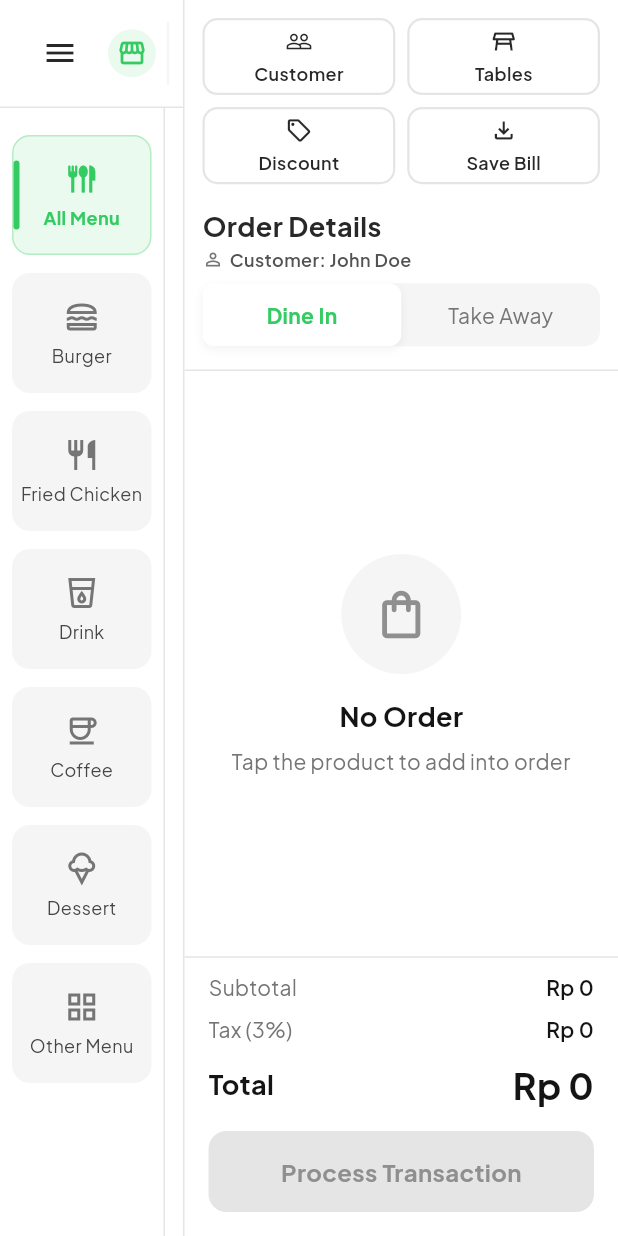
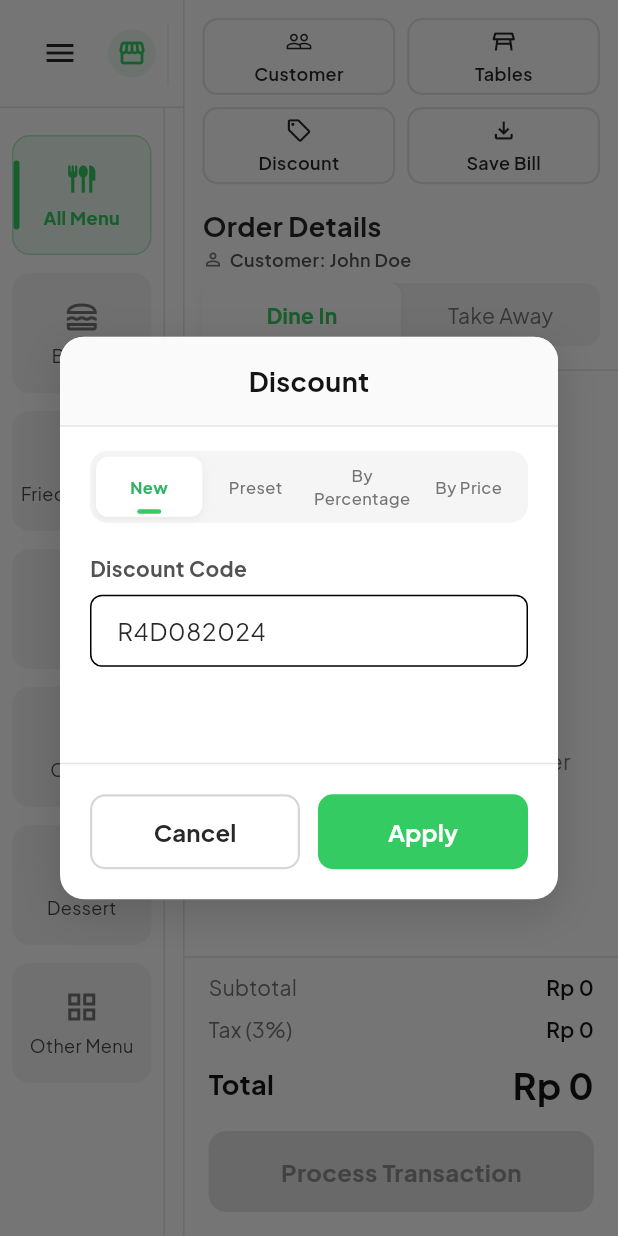
Before and after one commit to sayyidusy15/POS_HajiWongHalal, a Flutter app: the PosDashboardScreen screen opened directly, after a tap on the "menu" icon, after a tap on "Tables", after a tap on "Discount", on a phone screen of 412 x 824 dp. Run offline on Flutter 3.47's test engine with Material 3 defaults, Android fonts, the phone set to English and light mode, and no system bars; our stand-ins replace google_fonts.

Commit message:
discount pop up

```diff
--- a/lib/presentation/screens/pos_dashboard_screen.dart
+++ b/lib/presentation/screens/pos_dashboard_screen.dart
@@ -6,6 +6,7 @@ import '../widgets/app_button.dart';
 import '../widgets/payment_modal.dart';
 import '../widgets/product_detail_modal.dart';
 import '../widgets/pos_navigation_drawer.dart';
+import '../widgets/discount_modal.dart';
 import 'pos_tables_screen.dart';
 
 class Product {
@@ -50,6 +51,10 @@ class _PosDashboardScreenState extends State<PosDashboardScreen> {
   bool _showToast = false;
   String _toastTitle = '';
   String _toastSubtitle = '';
+  String? _toastHighlightText;
+
+  // Active Discount
+  DiscountResult? _appliedDiscount;
 
   // Keranjang Belanja Dinamis
   final List<OrderItem> _cart = [];
@@ -127,6 +132,7 @@ class _PosDashboardScreenState extends State<PosDashboardScreen> {
   void _clearCart() {
     setState(() {
       _cart.clear();
+      _appliedDiscount = null; // Clear discount when clearing cart
     });
   }
 
@@ -134,12 +140,17 @@ class _PosDashboardScreenState extends State<PosDashboardScreen> {
     return _cart.fold(0.0, (sum, item) => sum + (item.product.price * item.quantity));
   }
 
+  double get _discountAmount {
+    if (_appliedDiscount == null) return 0.0;
+    return _appliedDiscount!.discountAmount.clamp(0.0, _subtotal);
+  }
+
   double get _tax {
-    return _subtotal * 0.03; // Pajak 3%
+    return (_subtotal - _discountAmount) * 0.03; // Pajak 3% dihitung setelah diskon
   }
 
   double get _total {
-    return _subtotal + _tax;
+    return (_subtotal - _discountAmount) + _tax;
   }
 
   // Mendapatkan kuantitas item produk tertentu yang ada di keranjang (termasuk variasi kustom)
@@ -180,6 +191,7 @@ class _PosDashboardScreenState extends State<PosDashboardScreen> {
                 _showToast = true;
                 _toastTitle = 'Table Selected';
                 _toastSubtitle = 'Order set for table: $formattedNum';
+                _toastHighlightText = null;
               });
             });
           }
@@ -228,6 +240,7 @@ class _PosDashboardScreenState extends State<PosDashboardScreen> {
                   child: _CustomSuccessToast(
                     title: _toastTitle,
                     subtitle: _toastSubtitle,
+                    highlightText: _toastHighlightText,
                     onDismiss: () {
                       setState(() {
                         _showToast = false;
@@ -626,12 +639,47 @@ class _PosDashboardScreenState extends State<PosDashboardScreen> {
                           _showToast = true;
                           _toastTitle = 'Table Selected';
                           _toastSubtitle = 'Order set for table: $formattedNum';
+                          _toastHighlightText = null;
                         });
                       });
                     }
                   }
                 }),
-                _buildActionGridButton('Discount', Icons.local_offer_outlined, () {}),
+                _buildActionGridButton('Discount', Icons.local_offer_outlined, () async {
+                  final DiscountResult? result = await showDialog<DiscountResult>(
+                    context: context,
+                    builder: (ctx) => DiscountModal(subtotal: _subtotal),
+                  );
+                  if (result != null) {
+                    setState(() {
+                      _appliedDiscount = result;
+                      _showToast = false;
+                    });
+                    if (mounted) {
+                      WidgetsBinding.instance.addPostFrameCallback((_) {
+                        setState(() {
+                          _showToast = true;
+                          _toastTitle = 'Discount Applied';
+
+                          // Format highlight text e.g., "25% off" or "$5.00 off" or "Code R4D082024"
+                          if (result.type == 'preset') {
+                            _toastHighlightText = '${result.value.replaceAll('-', '').trim()} off';
+                            _toastSubtitle = '(${result.name})';
+                          } else if (result.type == 'percentage') {
+                            _toastHighlightText = '${result.value} off';
+                            _toastSubtitle = '(Percentage Discount)';
+                          } else if (result.type == 'price') {
+                            _toastHighlightText = '${result.value} off';
+                            _toastSubtitle = '(Price Discount)';
+                          } else if (result.type == 'code') {
+                            _toastHighlightText = 'Code ${result.value}';
+                            _toastSubtitle = '(Discount Code)';
+                          }
+                        });
+                      });
+                    }
+                  }
+                }),
                 _buildActionGridButton('Save Bill', Icons.file_download_outlined, () {}),
               ],
             ),
@@ -741,6 +789,13 @@ class _PosDashboardScreenState extends State<PosDashboardScreen> {
               children: [
                 _buildReceiptRow('Subtotal', _formatRupiah(_subtotal)),
                 const SizedBox(height: 8),
+                if (_appliedDiscount != null) ...[
+                  _buildReceiptRow(
+                    'Discount (${_appliedDiscount!.name == "Discount Code" ? _appliedDiscount!.value : _appliedDiscount!.name})',
+                    '- ' + _formatRupiah(_discountAmount),
+                  ),
+                  const SizedBox(height: 8),
+                ],
                 _buildReceiptRow('Tax (3%)', _formatRupiah(_tax)),
                 const SizedBox(height: 12),
                 Row(
@@ -787,6 +842,7 @@ class _PosDashboardScreenState extends State<PosDashboardScreen> {
                         setState(() {
                           _cart.clear();
                           _selectedTable = null;
+                          _appliedDiscount = null;
                           _showToast = false;
                         });
                         if (mounted) {
@@ -795,6 +851,7 @@ class _PosDashboardScreenState extends State<PosDashboardScreen> {
                               _showToast = true;
                               _toastTitle = 'Transaction Success';
                               _toastSubtitle = 'Transaksi Berhasil Diproses!';
+                              _toastHighlightText = null;
                             });
                           });
                         }
@@ -988,10 +1045,14 @@ class _PosDashboardScreenState extends State<PosDashboardScreen> {
     return Row(
       mainAxisAlignment: MainAxisAlignment.spaceBetween,
       children: [
-        Text(
+        Expanded(
+          child: Text(
             label,
+            overflow: TextOverflow.ellipsis,
             style: AppTypography.bodySRegular.copyWith(color: AppColors.neutral500),
           ),
+        ),
+        const SizedBox(width: 8),
         Text(
           value,
           style: AppTypography.bodySRegular.copyWith(
@@ -1008,11 +1069,13 @@ class _PosDashboardScreenState extends State<PosDashboardScreen> {
 class _CustomSuccessToast extends StatefulWidget {
   final String title;
   final String subtitle;
+  final String? highlightText;
   final VoidCallback onDismiss;
 
   const _CustomSuccessToast({
     required this.title,
     required this.subtitle,
+    this.highlightText,
     required this.onDismiss,
   });
 
@@ -1100,6 +1163,28 @@ class _CustomSuccessToastState extends State<_CustomSuccessToast> with SingleTic
                         ),
                       ),
                       const SizedBox(height: 2),
+                      if (widget.highlightText != null)
+                        RichText(
+                          text: TextSpan(
+                            children: [
+                              TextSpan(
+                                text: widget.highlightText,
+                                style: AppTypography.bodyXsRegular.copyWith(
+                                  color: AppColors.error500, // pink/orange color
+                                  fontWeight: FontWeight.bold,
+                                ),
+                              ),
+                              const TextSpan(text: ' '),
+                              TextSpan(
+                                text: widget.subtitle,
+                                style: AppTypography.bodyXsRegular.copyWith(
+                                  color: AppColors.neutral600,
+                                ),
+                              ),
+                            ],
+                          ),
+                        )
+                      else
                         Text(
                           widget.subtitle,
                           style: AppTypography.bodyXsRegular.copyWith(
--- /dev/null
+++ b/lib/presentation/widgets/discount_modal.dart
@@ -0,0 +1,491 @@
+import 'package:flutter/material.dart';
+import '../../core/theme/app_colors.dart';
+import '../../core/theme/app_typography.dart';
+
+class DiscountResult {
+  final String name;
+  final String value;
+  final String type; // 'code', 'preset', 'percentage', 'price'
+  final double discountAmount; // computed discount amount or raw value depending on type
+
+  const DiscountResult({
+    required this.name,
+    required this.value,
+    required this.type,
+    required this.discountAmount,
+  });
+}
+
+class DiscountModal extends StatefulWidget {
+  final double subtotal;
+  const DiscountModal({super.key, required this.subtotal});
+
+  @override
+  State<DiscountModal> createState() => _DiscountModalState();
+}
+
+class _DiscountModalState extends State<DiscountModal> {
+  String _activeTab = 'New'; // 'New', 'Preset', 'By Percentage', 'By Price'
+
+  // Tab controllers & states
+  final TextEditingController _codeController = TextEditingController(text: 'R4D082024');
+  final TextEditingController _percentageController = TextEditingController(text: '15');
+  final TextEditingController _priceController = TextEditingController(text: '5.00');
+
+  int _selectedPresetIndex = 1; // Default selected preset is Row 2 (index 1)
+
+  final List<Map<String, dynamic>> _presets = const [
+    {'name': '2025 New Year Discount', 'value': '-25%', 'percentage': 25.0},
+    {'name': '20% 3 Days Streak Discount', 'value': '-20%', 'percentage': 20.0},
+    {'name': '\$5 Monday Off', 'value': '- 5.00', 'price': 5.00},
+  ];
+
+  @override
+  void dispose() {
+    _codeController.dispose();
+    _percentageController.dispose();
+    _priceController.dispose();
+    super.dispose();
+  }
+
+  @override
+  Widget build(BuildContext context) {
+    return Dialog(
+      backgroundColor: Colors.transparent,
+      insetPadding: const EdgeInsets.symmetric(horizontal: 40, vertical: 24),
+      child: Container(
+        width: 480,
+        decoration: BoxDecoration(
+          color: AppColors.white,
+          borderRadius: BorderRadius.circular(16),
+          boxShadow: [
+            BoxShadow(
+              color: Colors.black.withValues(alpha: 0.15),
+              blurRadius: 24,
+              offset: const Offset(0, 8),
+            )
+          ],
+        ),
+        clipBehavior: Clip.antiAlias,
+        child: SingleChildScrollView(
+          child: Column(
+            mainAxisSize: MainAxisSize.min,
+            crossAxisAlignment: CrossAxisAlignment.stretch,
+            children: [
+              // 1. HEADER
+              Container(
+                height: 60,
+                decoration: const BoxDecoration(
+                  color: AppColors.neutral50,
+                  border: Border(
+                    bottom: BorderSide(color: AppColors.neutral200, width: 1),
+                  ),
+                ),
+                alignment: Alignment.center,
+                child: Text(
+                  'Discount',
+                  style: AppTypography.bodyLBold.copyWith(
+                    color: AppColors.neutral900,
+                    fontWeight: FontWeight.bold,
+                  ),
+                ),
+              ),
+              const SizedBox(height: 16),
+
+              // 2. TAB NAVIGATION
+              Padding(
+                padding: const EdgeInsets.symmetric(horizontal: 20.0),
+                child: Container(
+                  height: 48,
+                  padding: const EdgeInsets.all(4),
+                  decoration: BoxDecoration(
+                    color: AppColors.neutral100,
+                    borderRadius: BorderRadius.circular(12),
+                  ),
+                  child: Row(
+                    children: [
+                      Expanded(child: _buildTabPill('New')),
+                      Expanded(child: _buildTabPill('Preset')),
+                      Expanded(child: _buildTabPill('By Percentage')),
+                      Expanded(child: _buildTabPill('By Price')),
+                    ],
+                  ),
+                ),
+              ),
+              const SizedBox(height: 20),
+
+              // 3. CONTENT AREA
+              Padding(
+                padding: const EdgeInsets.symmetric(horizontal: 20.0),
+                child: ConstrainedBox(
+                  constraints: const BoxConstraints(minHeight: 120),
+                  child: _buildTabContent(),
+                ),
+              ),
+              const SizedBox(height: 20),
+
+              const Divider(height: 1, thickness: 1, color: AppColors.neutral200),
+
+              // 4. FOOTER / BUTTONS
+              Padding(
+                padding: const EdgeInsets.all(20.0),
+                child: Row(
+                  children: [
+                    Expanded(
+                      child: OutlinedButton(
+                        onPressed: () => Navigator.pop(context),
+                        style: OutlinedButton.styleFrom(
+                          padding: const EdgeInsets.symmetric(vertical: 14),
+                          side: const BorderSide(color: AppColors.neutral300, width: 1.5),
+                          shape: RoundedRectangleBorder(borderRadius: BorderRadius.circular(10)),
+                          foregroundColor: AppColors.neutral800,
+                          backgroundColor: AppColors.white,
+                        ),
+                        child: Text(
+                          'Cancel',
+                          style: AppTypography.bodyMRegular.copyWith(fontWeight: FontWeight.bold),
+                        ),
+                      ),
+                    ),
+                    const SizedBox(width: 12),
+                    Expanded(
+                      child: ElevatedButton(
+                        onPressed: _handleApply,
+                        style: ElevatedButton.styleFrom(
+                          backgroundColor: AppColors.primary500,
+                          foregroundColor: AppColors.white,
+                          padding: const EdgeInsets.symmetric(vertical: 14),
+                          shape: RoundedRectangleBorder(borderRadius: BorderRadius.circular(10)),
+                          elevation: 0,
+                        ),
+                        child: Text(
+                          _getFooterButtonText(),
+                          style: AppTypography.bodyMRegular.copyWith(
+                            fontWeight: FontWeight.bold,
+                            color: AppColors.white,
+                          ),
+                        ),
+                      ),
+                    ),
+                  ],
+                ),
+              ),
+            ],
+          ),
+        ),
+      ),
+    );
+  }
+
+  Widget _buildTabPill(String tabName) {
+    final bool isActive = _activeTab == tabName;
+
+    return GestureDetector(
+      onTap: () {
+        setState(() {
+          _activeTab = tabName;
+        });
+      },
+      child: Container(
+        alignment: Alignment.center,
+        decoration: BoxDecoration(
+          color: isActive ? AppColors.white : Colors.transparent,
+          borderRadius: BorderRadius.circular(8),
+          boxShadow: isActive
+              ? [
+                  BoxShadow(
+                    color: Colors.black.withValues(alpha: 0.05),
+                    blurRadius: 4,
+                    offset: const Offset(0, 2),
+                  )
+                ]
+              : null,
+        ),
+        child: Stack(
+          alignment: Alignment.bottomCenter,
+          children: [
+            Center(
+              child: Text(
+                tabName,
+                style: AppTypography.bodyXsBold.copyWith(
+                  fontSize: 11,
+                  color: isActive ? AppColors.primary600 : AppColors.neutral500,
+                  fontWeight: isActive ? FontWeight.bold : FontWeight.w500,
+                ),
+                textAlign: TextAlign.center,
+              ),
+            ),
+            if (isActive)
+              Positioned(
+                bottom: 2,
+                child: Container(
+                  height: 3,
+                  width: 16,
+                  decoration: BoxDecoration(
+                    color: AppColors.primary500,
+                    borderRadius: BorderRadius.circular(1.5),
+                  ),
+                ),
+              ),
+          ],
+        ),
+      ),
+    );
+  }
+
+  Widget _buildTabContent() {
+    switch (_activeTab) {
+      case 'New':
+        return _buildNewTabContent();
+      case 'Preset':
+        return _buildPresetTabContent();
+      case 'By Percentage':
+        return _buildPercentageTabContent();
+      case 'By Price':
+        return _buildPriceTabContent();
+      default:
+        return const SizedBox.shrink();
+    }
+  }
+
+  Widget _buildNewTabContent() {
+    return Column(
+      crossAxisAlignment: CrossAxisAlignment.start,
+      mainAxisSize: MainAxisSize.min,
+      children: [
+        Text(
+          'Discount Code',
+          style: AppTypography.bodySRegular.copyWith(
+            color: AppColors.neutral600,
+            fontWeight: FontWeight.bold,
+          ),
+        ),
+        const SizedBox(height: 8),
+        TextField(
+          controller: _codeController,
+          decoration: InputDecoration(
+            border: OutlineInputBorder(
+              borderRadius: BorderRadius.circular(8),
+              borderSide: const BorderSide(color: AppColors.neutral300),
+            ),
+            contentPadding: const EdgeInsets.symmetric(horizontal: 14, vertical: 12),
+          ),
+          style: AppTypography.bodyMRegular.copyWith(color: AppColors.neutral800),
+        ),
+      ],
+    );
+  }
+
+  Widget _buildPresetTabContent() {
+    return Container(
+      decoration: BoxDecoration(
+        border: Border.all(color: AppColors.neutral200),
+        borderRadius: BorderRadius.circular(10),
+      ),
+      clipBehavior: Clip.antiAlias,
+      child: Column(
+        mainAxisSize: MainAxisSize.min,
+        children: List.generate(_presets.length, (index) {
+          final preset = _presets[index];
+          final bool isSelected = _selectedPresetIndex == index;
+
+          return Container(
+            decoration: BoxDecoration(
+              color: isSelected
+                  ? AppColors.primary50.withValues(alpha: 0.7)
+                  : Colors.transparent,
+              border: index < _presets.length - 1
+                  ? const Border(bottom: BorderSide(color: AppColors.neutral100, width: 1))
+                  : null,
+            ),
+            child: ListTile(
+              onTap: () {
+                setState(() {
+                  _selectedPresetIndex = index;
+                });
+              },
+              title: Text(
+                preset['name'],
+                style: AppTypography.bodySRegular.copyWith(
+                  color: AppColors.neutral800,
+                  fontWeight: isSelected ? FontWeight.bold : FontWeight.normal,
+                ),
+              ),
+              trailing: Text(
+                preset['value'],
+                style: AppTypography.bodyMBold.copyWith(
+                  color: AppColors.error500, // pink/orange warna diskon
+                  fontWeight: FontWeight.bold,
+                ),
+              ),
+              contentPadding: const EdgeInsets.symmetric(horizontal: 16, vertical: 4),
+            ),
+          );
+        }),
+      ),
+    );
+  }
+
+  Widget _buildPercentageTabContent() {
+    return Column(
+      crossAxisAlignment: CrossAxisAlignment.start,
+      mainAxisSize: MainAxisSize.min,
+      children: [
+        Text(
+          'Percentage',
+          style: AppTypography.bodySRegular.copyWith(
+            color: AppColors.neutral600,
+            fontWeight: FontWeight.bold,
+          ),
+        ),
+        const SizedBox(height: 8),
+        TextField(
+          controller: _percentageController,
+          keyboardType: TextInputType.number,
+          decoration: InputDecoration(
+            prefixIcon: const Padding(
+              padding: EdgeInsets.symmetric(horizontal: 12.0),
+              child: Row(
+                mainAxisSize: MainAxisSize.min,
+                mainAxisAlignment: MainAxisAlignment.center,
+                children: [
+                  Text(
+                    '%',
+                    style: TextStyle(
+                      color: AppColors.neutral500,
+                      fontWeight: FontWeight.bold,
+                      fontSize: 16,
+                    ),
+                  ),
+                ],
+              ),
+            ),
+            border: OutlineInputBorder(
+              borderRadius: BorderRadius.circular(8),
+              borderSide: const BorderSide(color: AppColors.neutral300),
+            ),
+            contentPadding: const EdgeInsets.symmetric(horizontal: 14, vertical: 12),
+          ),
+          style: AppTypography.bodyMRegular.copyWith(color: AppColors.neutral800),
+        ),
+      ],
+    );
+  }
+
+  Widget _buildPriceTabContent() {
+    return Column(
+      crossAxisAlignment: CrossAxisAlignment.start,
+      mainAxisSize: MainAxisSize.min,
+      children: [
+        Text(
+          'Discount Amount',
+          style: AppTypography.bodySRegular.copyWith(
+            color: AppColors.neutral600,
+            fontWeight: FontWeight.bold,
+          ),
+        ),
+        const SizedBox(height: 8),
+        TextField(
+          controller: _priceController,
+          keyboardType: const TextInputType.numberWithOptions(decimal: true),
+          decoration: InputDecoration(
+            prefixIcon: const Padding(
+              padding: EdgeInsets.symmetric(horizontal: 12.0),
+              child: Row(
+                mainAxisSize: MainAxisSize.min,
+                mainAxisAlignment: MainAxisAlignment.center,
+                children: [
+                  Text(
+                    '\$',
+                    style: TextStyle(
+                      color: AppColors.neutral500,
+                      fontWeight: FontWeight.bold,
+                      fontSize: 16,
+                    ),
+                  ),
+                ],
+              ),
+            ),
+            border: OutlineInputBorder(
+              borderRadius: BorderRadius.circular(8),
+              borderSide: const BorderSide(color: AppColors.neutral300),
+            ),
+            contentPadding: const EdgeInsets.symmetric(horizontal: 14, vertical: 12),
+          ),
+          style: AppTypography.bodyMRegular.copyWith(color: AppColors.neutral800),
+        ),
+      ],
+    );
+  }
+
+  String _getFooterButtonText() {
+    if (_activeTab == 'New' || _activeTab == 'Preset') {
+      return 'Apply';
+    } else {
+      return 'Add';
+    }
+  }
+
+  void _handleApply() {
+    if (_activeTab == 'New') {
+      final code = _codeController.text.trim();
+      if (code.isNotEmpty) {
+        // Anggap kode ini memberikan diskon 10%
+        Navigator.pop(
+          context,
+          DiscountResult(
+            name: 'Discount Code',
+            value: code,
+            type: 'code',
+            discountAmount: widget.subtotal * 0.10, // 10% off
+          ),
+        );
+      }
+    } else if (_activeTab == 'Preset') {
+      final preset = _presets[_selectedPresetIndex];
+      double amount = 0;
+      if (preset.containsKey('percentage')) {
+        amount = widget.subtotal * (preset['percentage'] / 100);
+      } else if (preset.containsKey('price')) {
+        amount = preset['price'];
+      }
+      Navigator.pop(
+        context,
+        DiscountResult(
+          name: preset['name'],
+          value: preset['value'],
+          type: 'preset',
+          discountAmount: amount,
+        ),
+      );
+    } else if (_activeTab == 'By Percentage') {
+      final valStr = _percentageController.text.trim();
+      final percentage = double.tryParse(valStr) ?? 0.0;
+      if (percentage > 0) {
+        Navigator.pop(
+          context,
+          DiscountResult(
+            name: 'Percentage Discount',
+            value: '${percentage.toStringAsFixed(0)}%',
+            type: 'percentage',
+            discountAmount: widget.subtotal * (percentage / 100),
+          ),
+        );
+      }
+    } else if (_activeTab == 'By Price') {
+      final valStr = _priceController.text.trim();
+      final price = double.tryParse(valStr) ?? 0.0;
+      if (price > 0) {
+        Navigator.pop(
+          context,
+          DiscountResult(
+            name: 'Price Discount',
+            value: '\$ ${price.toStringAsFixed(2)}',
+            type: 'price',
+            discountAmount: price,
+          ),
+        );
+      }
+    }
+  }
+}
```
Lines whose indentation alone changed are shown as unchanged.
